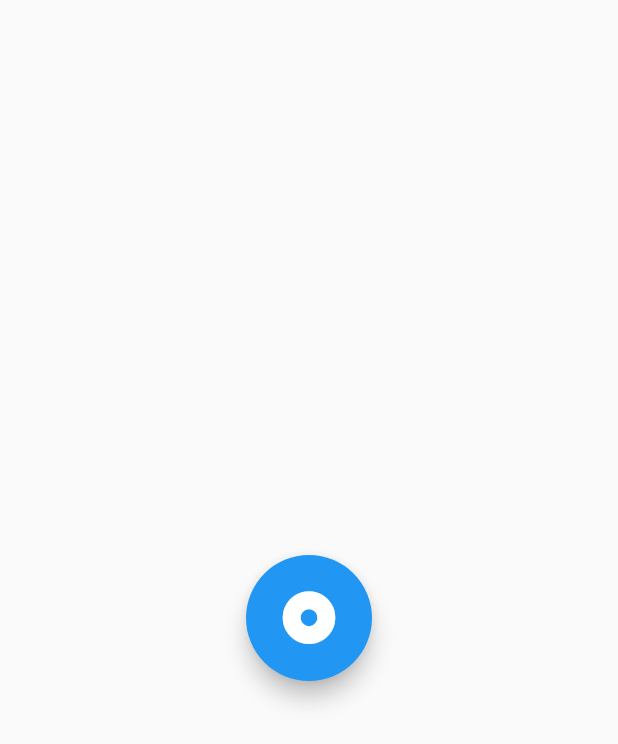
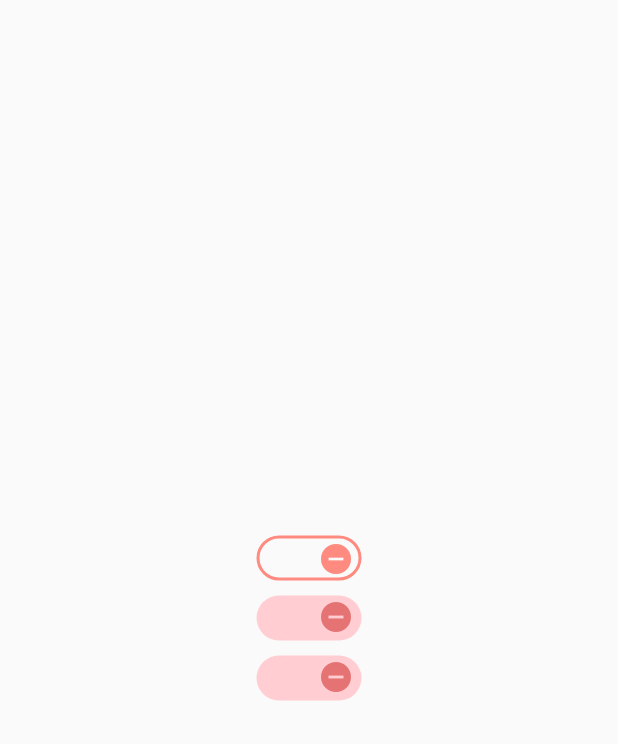
Before and after one commit to johnny-liaw/Flutter-Animations, a Flutter app: the screen it shows after launch, on a phone screen of 412 x 824 dp. Shown: the top 744 px of the screen. Run offline on Flutter 3.47's test engine with Material 2 defaults, Android fonts, the phone set to English and light mode, and no system bars; our stand-ins replace font_awesome_flutter.

Commit message:
added animated toggle switch

```diff
--- /dev/null
+++ b/lib/Animation_Components/AnimatedToggle.dart
@@ -0,0 +1,134 @@
+import 'package:flutter/material.dart';
+
+class AnimatedToggle extends StatefulWidget {
+  @override
+  _AnimatedToggleState createState() => _AnimatedToggleState();
+}
+
+class _AnimatedToggleState extends State<AnimatedToggle> {
+
+  bool toggledOn = false;
+  int duration = 1000;
+
+  @override
+  Widget build(BuildContext context) {
+    return Column(
+      mainAxisAlignment: MainAxisAlignment.center,
+      children: <Widget>[
+        AnimatedContainer(
+          width: 70,
+          height: 30,
+          duration: Duration(milliseconds: duration),
+          decoration: BoxDecoration(
+            borderRadius: BorderRadius.circular(30),
+            border: Border.all(
+              width: 2,
+              color: toggledOn ? Colors.greenAccent[400] : Colors.redAccent[100],
+            ),
+          ),
+          child: Stack(
+              children: <Widget>[
+                AnimatedPositioned(
+                  top: 1.5,
+                  left: toggledOn ? 2 : 38,
+                  right: toggledOn ? 38 : 2,
+                  duration: Duration(milliseconds: duration),
+                  child: GestureDetector(
+                    onTap: (){
+                      setState(() {
+                        toggledOn = !toggledOn;
+                      });
+                    },
+                    child: AnimatedSwitcher(
+                      duration: Duration(milliseconds: duration),
+                      transitionBuilder: (Widget child, Animation<double> animation) {
+                        return RotationTransition(child: child, turns: animation);
+                      },
+                      child: toggledOn ?
+                      Icon(Icons.check_circle, color: Colors.greenAccent[400], key: UniqueKey()) :
+                      Icon(Icons.remove_circle, color: Colors.redAccent[100], key: UniqueKey()),
+                    ),
+                  ),
+                ),
+
+              ]
+          ),
+        ),
+        SizedBox(height: 10,),
+        AnimatedContainer(
+          width: 70,
+          height: 30,
+          duration: Duration(milliseconds: duration),
+          decoration: BoxDecoration(
+            borderRadius: BorderRadius.circular(30),
+            color: toggledOn ? Colors.greenAccent[100] : Colors.red[100]
+          ),
+          child: Stack(
+              children: <Widget>[
+                AnimatedPositioned(
+                  top: 2.5,
+                  left: toggledOn ? 2 : 38,
+                  right: toggledOn ? 38 : 2,
+                  duration: Duration(milliseconds: duration),
+                  child: GestureDetector(
+                    onTap: (){
+                      setState(() {
+                        toggledOn = !toggledOn;
+                      });
+                    },
+                    child: AnimatedSwitcher(
+                      duration: Duration(milliseconds: duration),
+                      transitionBuilder: (Widget child, Animation<double> animation) {
+                        return RotationTransition(child: child, turns: animation);
+                      },
+                      child: toggledOn ?
+                      Icon(Icons.check_circle, color: Colors.greenAccent[700], key: UniqueKey()) :
+                      Icon(Icons.remove_circle, color: Colors.red[300], key: UniqueKey()),
+                    ),
+                  ),
+                ),
+
+              ]
+          ),
+        ),
+        SizedBox(height: 10,),
+        AnimatedContainer(
+          width: 70,
+          height: 30,
+          duration: Duration(milliseconds: duration),
+          decoration: BoxDecoration(
+              borderRadius: BorderRadius.circular(30),
+              color: toggledOn ? Colors.greenAccent[100] : Colors.red[100]
+          ),
+          child: Stack(
+              children: <Widget>[
+                AnimatedPositioned(
+                  top: 2.5,
+                  left: toggledOn ? 2 : 38,
+                  right: toggledOn ? 38 : 2,
+                  duration: Duration(milliseconds: duration),
+                  child: GestureDetector(
+                    onTap: (){
+                      setState(() {
+                        toggledOn = !toggledOn;
+                      });
+                    },
+                    child: AnimatedSwitcher(
+                      duration: Duration(milliseconds: duration),
+                      transitionBuilder: (Widget child, Animation<double> animation) {
+                        return ScaleTransition(child: child, scale: animation);
+                      },
+                      child: toggledOn ?
+                      Icon(Icons.check_circle, color: Colors.greenAccent[700], key: UniqueKey()) :
+                      Icon(Icons.remove_circle, color: Colors.red[300], key: UniqueKey()),
+                    ),
+                  ),
+                ),
+
+              ]
+          ),
+        ),
+      ]
+    );
+  }
+}
--- a/lib/main.dart
+++ b/lib/main.dart
@@ -1,4 +1,5 @@
 import 'package:flutter/material.dart';
+import 'package:flutteranimations/Animation_Components/AnimatedToggle.dart';
 import 'Animation_Components/RadialMenu.dart';
 
 void main() => runApp(MyApp());
@@ -10,7 +11,7 @@ class MyApp extends StatelessWidget {
     return MaterialApp(
         title: 'FlutterBase',
         home: Scaffold(
-            body: SizedBox.expand(child: RadialMenu())
+            body: Center(child: AnimatedToggle())
         )
     );
   }
```
